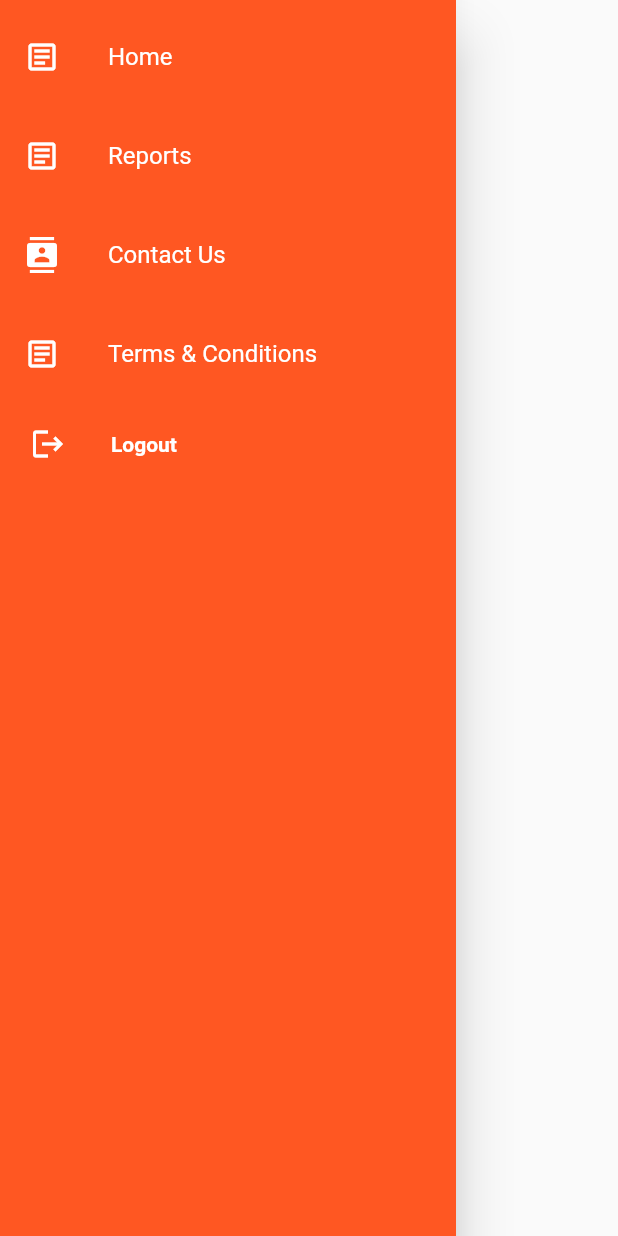
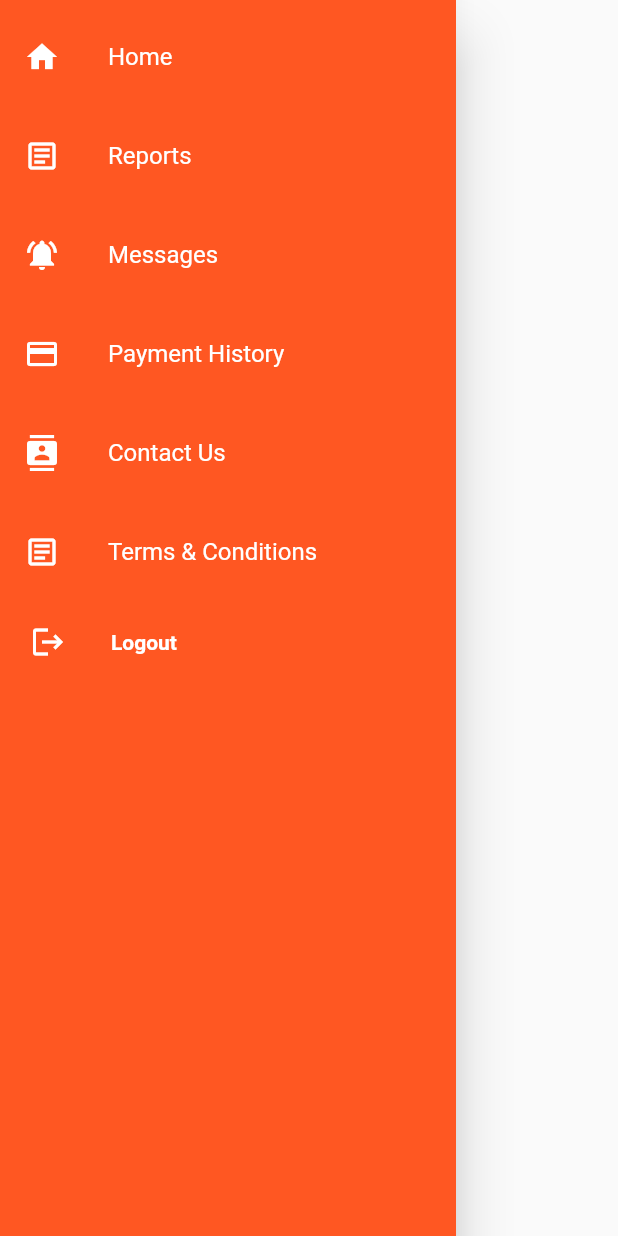
Before and after one commit to ekyut123/THESIS, a Flutter app: the AdminDrawer widget shown alone on an empty page, opened directly, on a phone screen of 412 x 824 dp. Run offline on Flutter 3.47's test engine with Material 2 defaults, Android fonts, the phone set to English and light mode, and no system bars; our stand-ins replace cloud_firestore, firebase_auth, firebase_core, flutter_rating_bar, form_field_validator, intl_phone_field and 2 more; missing offline and left inert: date_time_picker_widget; accounts and stored records are empty.

Commit message:
Update drawer.dart

```diff
--- a/lib/admin/widget/drawer.dart
+++ b/lib/admin/widget/drawer.dart
@@ -5,6 +5,9 @@ import 'package:flutter_firebase_users/admin/reports.dart';
 import '../../navpages/contact-us_page.dart';
 import '../../navpages/termsandconditions_page.dart';
 import 'package:intl/intl.dart';
+
+import '../messages.dart';
+import '../payment_history.dart';
 
 final FirebaseAuth _auth = FirebaseAuth.instance;
 String email = "";
@@ -44,7 +47,7 @@ class AdminDrawer extends StatelessWidget {
             //home
             buildMenuItem(
                 text: 'Home',
-                icon: Icons.article_outlined,
+                icon: Icons.home,
                 onClicked: (() {
                   Navigator.push(
                       context,
@@ -62,6 +65,30 @@ class AdminDrawer extends StatelessWidget {
                       MaterialPageRoute(
                         builder: (BuildContext context) => SummaryReport(
                           datetoday: date,
+                        ),
+                      ));
+                })),
+            const SizedBox(height: 10.0),
+            buildMenuItem(
+                text: 'Messages',
+                icon: Icons.notifications_active,
+                onClicked: (() {
+                  Navigator.push(
+                      context,
+                      MaterialPageRoute(
+                        builder: (BuildContext context) => const MessagesWidget(
+                        ),
+                      ));
+                })),
+            const SizedBox(height: 10.0),
+            buildMenuItem(
+                text: 'Payment History',
+                icon: Icons.payment,
+                onClicked: (() {
+                  Navigator.push(
+                      context,
+                      MaterialPageRoute(
+                        builder: (BuildContext context) => const PaymentHistoryPage(
                         ),
                       ));
                 })),
```
